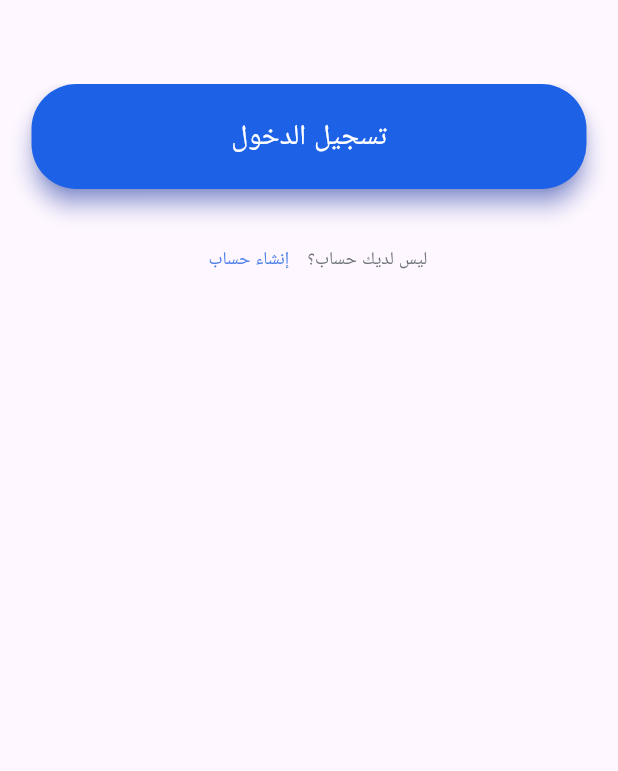
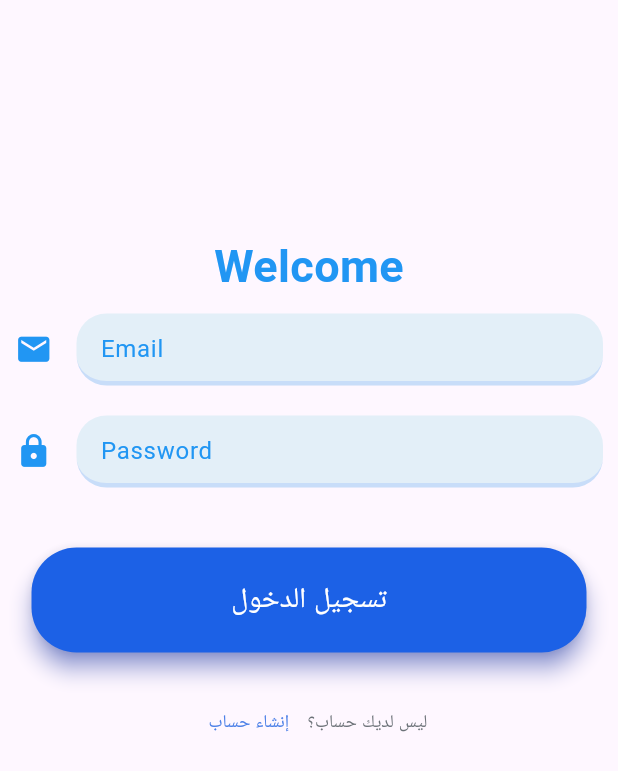
Before and after one commit to edchaamant-web/Store_project, a Flutter app: the screen it shows after launch, on a phone screen of 412 x 824 dp. Shown: the top 771 px of the screen. Run offline on Flutter 3.47's test engine with Material 3 defaults, Android fonts, the phone set to English and light mode, and no system bars; our stand-ins replace sqflite; accounts and stored records are empty; Roboto replaces fonts that are missing (Inter).

Commit message:
second login code

```diff
--- a/lib/main.dart
+++ b/lib/main.dart
@@ -20,6 +20,75 @@ class MyApp extends StatelessWidget {
         body: Center(
           child: Column(
             children: [
+              Container(
+                width: double.infinity,
+                margin: EdgeInsets.all(50),
+              ),
+              Text(
+                "Welcome",
+                style: TextStyle(
+                    color: Colors.blue,
+                    fontSize: 30,
+                    fontWeight: FontWeight.bold),
+              ),
+              Container(
+                padding: EdgeInsets.all(10),
+                child: TextField(
+                  style: TextStyle(color: Colors.blue),
+                  decoration: InputDecoration(
+                      border: InputBorder.none,
+                      hintText: "Email",
+                      icon: Icon(
+                        Icons.email,
+                        color: Colors.blue,
+                        size: 25,
+                      ),
+                      hintStyle: TextStyle(color: Colors.blue),
+                      enabledBorder: UnderlineInputBorder(
+                          borderRadius: BorderRadius.circular(20),
+                          borderSide: BorderSide(
+                              color: const Color.fromARGB(31, 9, 87, 255),
+                              width: 3)),
+                      focusedBorder: UnderlineInputBorder(
+                          borderRadius: BorderRadius.circular(20),
+                          borderSide: BorderSide(
+                              color: const Color.fromARGB(31, 252, 77, 8),
+                              width: 3)),
+                      filled: true,
+                      fillColor: const Color.fromARGB(255, 227, 239, 248)),
+                ),
+              ),
+              Container(
+                padding: EdgeInsets.all(10),
+                child: TextField(
+                  style: TextStyle(color: Colors.blue),
+                  decoration: InputDecoration(
+                      border: InputBorder.none,
+                      hintText: "Password",
+                      icon: Icon(
+                        Icons.lock,
+                        color: Colors.blue,
+                        size: 25,
+                      ),
+                      hintStyle: TextStyle(color: Colors.blue),
+                      enabledBorder: UnderlineInputBorder(
+                          borderRadius: BorderRadius.circular(20),
+                          borderSide: BorderSide(
+                              color: const Color.fromARGB(31, 9, 87, 255),
+                              width: 3)),
+                      focusedBorder: UnderlineInputBorder(
+                          borderRadius: BorderRadius.circular(20),
+                          borderSide: BorderSide(
+                              color: const Color.fromARGB(31, 252, 77, 8),
+                              width: 3)),
+                      filled: true,
+                      fillColor: const Color.fromARGB(255, 227, 239, 248)),
+                ),
+              ),
+              Container(
+                margin: EdgeInsets.all(15),
+                width: double.infinity,
+              ),
               ElevatedButton(
                 style: ElevatedButton.styleFrom(
                   minimumSize: Size(370, 70),
@@ -40,7 +109,6 @@ class MyApp extends StatelessWidget {
                     fontSize: 19,
                     fontWeight: FontWeight.normal,
                     height: 1.5,
-
                   ),
                 ),
               ),
```
Also changed, not shown: 1 other file.
